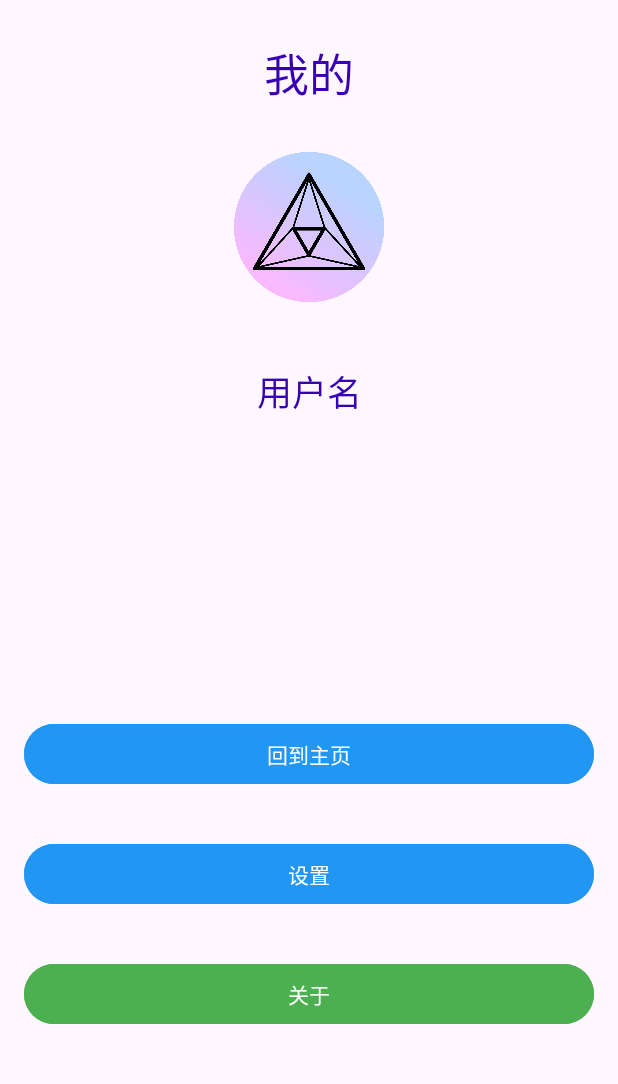
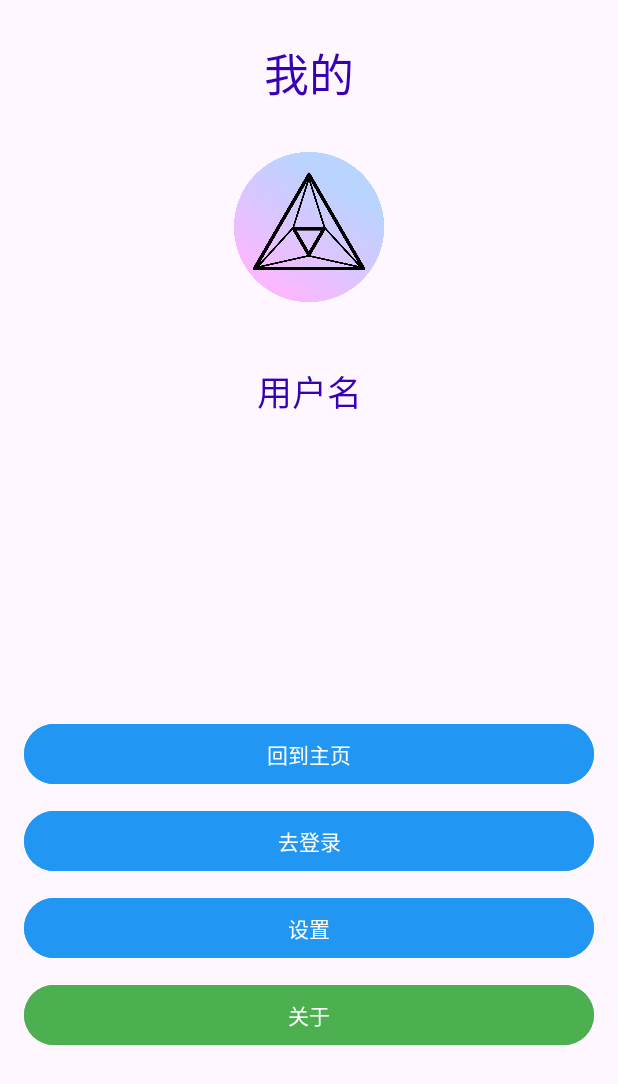
Before and after one commit to Guan612/myphoto, an Android app: the MePage screen opened directly, with no data from a screen before it, on a phone screen of 412 x 824 dp. Shown: the top 1084 px of the screen. Run offline under Robolectric (Android 15) with nearby library versions, the phone set to English and light mode, and no system bars.

Commit message:
修改了页面
修改“我的”页面

```diff
--- a/app/src/main/res/layout/mepage.xml
+++ b/app/src/main/res/layout/mepage.xml
@@ -39,11 +39,20 @@
         android:layout_marginTop="200dp"
         android:backgroundTint="#2196F3"
         android:text="回到主页" />
+
+    <Button
+        android:id="@+id/goLogin"
+        android:layout_width="match_parent"
+        android:layout_height="wrap_content"
+        android:layout_marginTop="10dp"
+        android:backgroundTint="#2196F3"
+        android:text="去登录"/>
+
     <Button
         android:id="@+id/Setting"
         android:layout_width="match_parent"
         android:layout_height="wrap_content"
-        android:layout_marginTop="32dp"
+        android:layout_marginTop="10dp"
         android:backgroundTint="#2196F3"
         android:text="设置" />
 
@@ -51,7 +60,7 @@
         android:id="@+id/AboutMe"
         android:layout_width="match_parent"
         android:layout_height="wrap_content"
-        android:layout_marginTop="32dp"
+        android:layout_marginTop="10dp"
         android:backgroundTint="#4CAF50"
         android:text="关于" />
 
```
